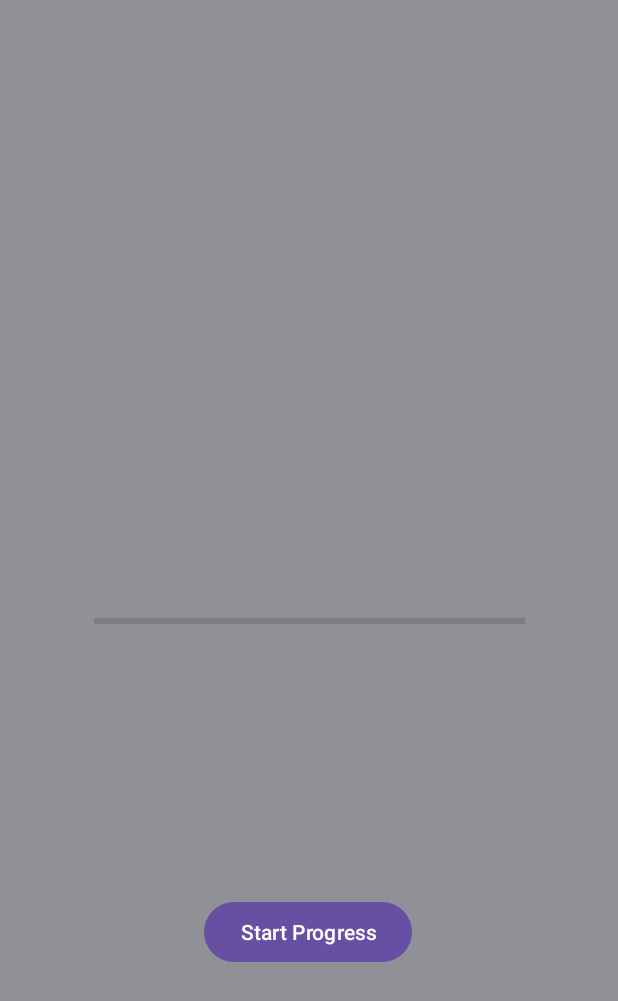
After one commit to GabyValladares/ObjetosL-gicosExposicionesMovil, an Android app: the Progressbar screen opened directly, with no data from a screen before it, on a phone screen of 412 x 824 dp. The commit adds this screen. Shown: the top 1001 px of the screen. Run offline under Robolectric (Android 15) with nearby library versions, the phone set to English and light mode, and no system bars.

Commit message:
Ejemplo de progressbar Almeida

```diff
--- a/app/build.gradle
+++ b/app/build.gradle
@@ -4,12 +4,12 @@ plugins {
 
 android {
     namespace 'com.ggvc.practicaobjetoslogicosmoviliipa2023'
-    compileSdk 33
+    compileSdk 34
 
     defaultConfig {
         applicationId "com.ggvc.practicaobjetoslogicosmoviliipa2023"
         minSdk 24
-        targetSdk 33
+        targetSdk 34
         versionCode 1
         versionName "1.0"
 
--- /dev/null
+++ b/app/src/main/java/com/ggvc/practicaobjetoslogicosmoviliipa2023/Progressbar.java
@@ -0,0 +1,55 @@
+package com.ggvc.practicaobjetoslogicosmoviliipa2023;
+
+import androidx.appcompat.app.AppCompatActivity;
+
+import android.os.Bundle;
+import android.os.Handler;
+import android.view.View;
+import android.widget.Button;
+
+public class Progressbar extends AppCompatActivity {
+
+    private android.widget.ProgressBar progressBar;
+    private Button startButton;
+    private int progressStatus = 0;
+    private Handler handler = new Handler();
+
+
+    @Override
+    protected void onCreate(Bundle savedInstanceState) {
+        super.onCreate(savedInstanceState);
+        setContentView(R.layout.activity_progressbar);
+        progressBar = findViewById(R.id.progressBar);
+        startButton = findViewById(R.id.startButton);
+
+        startButton.setOnClickListener(new View.OnClickListener() {
+            @Override
+            public void onClick(View view) {
+                // Inicia un hilo para simular un proceso en segundo plano
+                new Thread(new Runnable() {
+                    public void run() {
+
+                        // Lógica para simular el progreso...
+                        while (progressStatus < 100) {
+                            progressStatus += 1;
+
+                            // Actualiza la barra de progreso en el hilo principal
+                            handler.post(new Runnable() {
+                                public void run() {
+                                    progressBar.setProgress(progressStatus);
+                                }
+                            });
+
+                            try {
+                                // Agrega una pequeña pausa para simular el progreso
+                                Thread.sleep(50);
+                            } catch (InterruptedException e) {
+                                e.printStackTrace();
+                            }
+                        }
+                    }
+                }).start();
+            }
+        });
+    }
+}
--- /dev/null
+++ b/app/src/main/res/layout/activity_progressbar.xml
@@ -0,0 +1,35 @@
+<?xml version="1.0" encoding="utf-8"?>
+<androidx.constraintlayout.widget.ConstraintLayout xmlns:android="http://schemas.android.com/apk/res/android"
+    xmlns:app="http://schemas.android.com/apk/res-auto"
+    xmlns:tools="http://schemas.android.com/tools"
+    android:layout_width="match_parent"
+    android:layout_height="match_parent"
+    android:background="@color/material_dynamic_neutral60"
+    tools:context=".Progressbar">
+
+    <ProgressBar
+        android:id="@+id/progressBar"
+        style="?android:attr/progressBarStyleHorizontal"
+        android:layout_width="287dp"
+        android:layout_height="52dp"
+        app:layout_constraintBottom_toBottomOf="parent"
+        app:layout_constraintEnd_toEndOf="parent"
+        app:layout_constraintStart_toStartOf="parent"
+        app:layout_constraintTop_toTopOf="parent"
+        app:layout_constraintVertical_bias="0.503" />
+
+    <Button
+        android:id="@+id/startButton"
+        android:layout_width="wrap_content"
+        android:layout_height="wrap_content"
+        android:layout_below="@id/progressBar"
+        android:layout_centerHorizontal="true"
+        android:text="Start Progress"
+        app:layout_constraintBottom_toBottomOf="parent"
+        app:layout_constraintEnd_toEndOf="parent"
+        app:layout_constraintHorizontal_bias="0.498"
+        app:layout_constraintStart_toStartOf="parent"
+        app:layout_constraintTop_toTopOf="parent"
+        app:layout_constraintVertical_bias="0.77" />
+
+</androidx.constraintlayout.widget.ConstraintLayout>
--- a/app/src/main/res/layout/activity_tool_bar.xml
+++ b/app/src/main/res/layout/activity_tool_bar.xml
@@ -6,4 +6,6 @@
     android:layout_height="match_parent"
     tools:context=".ToolBar">
 
+    <include layout="@layout/toolbar"/>
+
 </androidx.constraintlayout.widget.ConstraintLayout>
```
Also changed, not shown: app/src/main/AndroidManifest.xml (+9 -7 lines), app/src/main/res/layout/toolbar.xml (+12 -2 lines), app/src/main/res/menu/menu.xml (+36 -1 lines).
